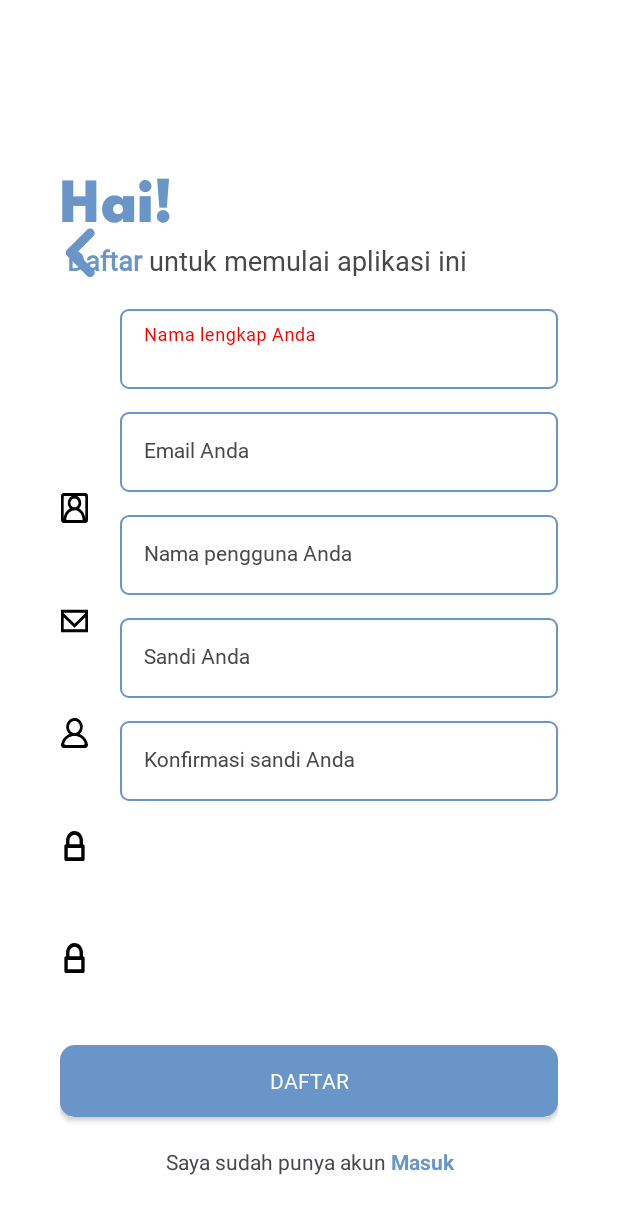
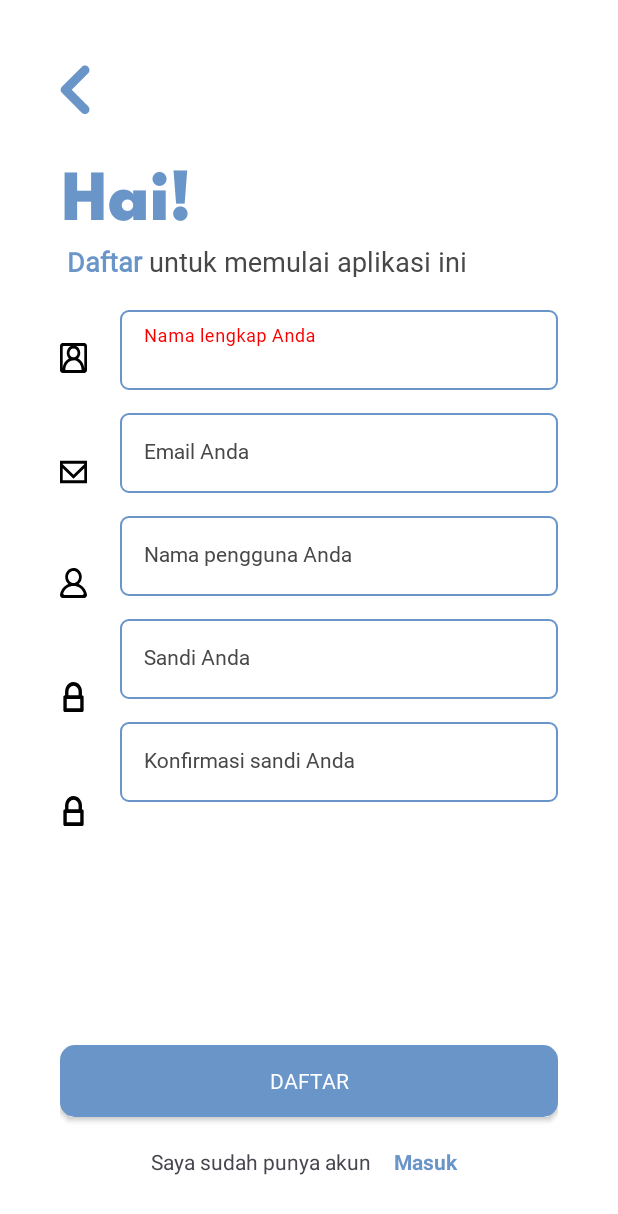
Before and after one commit to Luoxy777/PlaySnap, an Android app: the RegisterActivity screen opened directly, with no data from a screen before it, on a phone screen of 412 x 824 dp. Shown: the top 1214 px of the screen. Run offline under Robolectric (Android 15) with nearby library versions, the phone set to English and light mode, and no system bars.

Commit message:
Main Page, Login, Register UI - Revisi

```diff
--- a/PlaySnap Naomi/app/src/main/java/com/example/playsnapui/LoginActivity.kt
+++ b/PlaySnap Naomi/app/src/main/java/com/example/playsnapui/LoginActivity.kt
@@ -1,8 +1,10 @@
 package com.example.playsnapui
 
+import android.content.Intent
 import androidx.appcompat.app.AppCompatActivity
 import android.os.Bundle
 import android.provider.ContactsContract.CommonDataKinds.Email
+import android.widget.Button
 import android.widget.ImageView
 import android.widget.TextView
 import androidx.appcompat.widget.AppCompatButton
@@ -11,10 +13,11 @@ import com.google.android.material.textfield.TextInputLayout
 
 class LoginActivity : AppCompatActivity() {
 
-
     override fun onCreate(savedInstanceState: Bundle?) {
         super.onCreate(savedInstanceState)
         setContentView(R.layout.activity_login)
 
+
+
     }
 }
--- a/PlaySnap Naomi/app/src/main/res/drawable/back_button.xml
+++ b/PlaySnap Naomi/app/src/main/res/drawable/back_button.xml
@@ -4,7 +4,7 @@
     android:viewportWidth="810"
     android:viewportHeight="810">
   <path
-      android:pathData="M363.12,402.09L585.03,180.18C609.07,156.14 609.07,117.11 585.03,93.07C560.98,69.03 521.96,69.03 497.91,93.07L229.95,361.03C207.25,383.74 207.25,420.5 229.95,443.15L497.91,711.11C521.96,735.16 560.98,735.16 585.03,711.11C609.07,687.07 609.07,648.04 585.03,624ZM363.12,402.09"
+      android:pathData="M158.49,402.09L380.39,180.18C404.44,156.14 404.44,117.11 380.39,93.07C356.35,69.03 317.32,69.03 293.28,93.07L25.32,361.03C2.61,383.74 2.61,420.5 25.32,443.15L293.28,711.11C317.32,735.16 356.35,735.16 380.39,711.11C404.44,687.07 404.44,648.04 380.39,624ZM158.49,402.09"
       android:fillColor="#ffffff"
       android:fillType="nonZero"/>
 </vector>
--- a/PlaySnap Naomi/app/src/main/res/layout/activity_register.xml
+++ b/PlaySnap Naomi/app/src/main/res/layout/activity_register.xml
@@ -4,207 +4,203 @@
     xmlns:tools="http://schemas.android.com/tools"
     android:layout_width="match_parent"
     android:layout_height="match_parent"
-    tools:context=".RegisterActivity"
+    android:background="@color/white"
     android:padding="40dp"
-    android:background="@color/white">
+    tools:context=".RegisterActivity">
 
     <androidx.appcompat.widget.AppCompatButton
         android:id="@+id/btn_back"
         android:layout_width="40dp"
         android:layout_height="40dp"
-        android:layout_marginLeft="-7dp"
-        android:layout_marginBottom="595dp"
         android:background="@drawable/back_button"
         android:backgroundTint="@color/dark_blue"
-        app:layout_constraintBottom_toBottomOf="parent"
-        app:layout_constraintLeft_toLeftOf="parent" />
+        app:layout_constraintStart_toStartOf="parent"
+        app:layout_constraintTop_toTopOf="parent" />
 
     <TextView
         android:id="@+id/tv_register_title"
+        style="@style/Title"
         android:layout_width="match_parent"
         android:layout_height="wrap_content"
-        android:layout_marginTop="60dp"
+        android:layout_marginLeft="1dp"
+        android:layout_marginTop="12dp"
         android:text="@string/tv_register_title"
         app:layout_constraintEnd_toEndOf="parent"
         app:layout_constraintStart_toStartOf="parent"
-        app:layout_constraintTop_toTopOf="parent"
-        style="@style/Title"/>
+        app:layout_constraintTop_toBottomOf="@+id/btn_back" />
 
     <TextView
         android:id="@+id/tv_register_subtitle"
+        style="@style/Subtitle"
         android:layout_width="match_parent"
         android:layout_height="wrap_content"
         android:text="@string/tv_register_subtitle"
+        android:textAlignment="textStart"
         android:textSize="18sp"
-        app:layout_constraintTop_toBottomOf="@id/tv_register_title"
-        style="@style/Subtitle" />
+        app:layout_constraintEnd_toEndOf="parent"
+        app:layout_constraintHorizontal_bias="0.0"
+        app:layout_constraintStart_toStartOf="parent"
+        app:layout_constraintTop_toBottomOf="@id/tv_register_title" />
 
     <ImageView
         android:id="@+id/ic_account_rectangle"
         android:layout_width="wrap_content"
         android:layout_height="wrap_content"
-        android:layout_marginBottom="435dp"
+        android:layout_marginTop="42dp"
+        android:layout_marginEnd="22dp"
         android:src="@drawable/ic_account_rectangle"
-        app:layout_constraintBottom_toBottomOf="parent"
-        app:layout_constraintEnd_toEndOf="parent"
         app:layout_constraintEnd_toStartOf="@id/til_fullname"
-        app:layout_constraintHorizontal_bias="0.045"
-        app:layout_constraintLeft_toLeftOf="parent"
-        app:layout_constraintRight_toRightOf="parent"
-        app:layout_constraintStart_toStartOf="parent" />
+        app:layout_constraintStart_toStartOf="parent"
+        app:layout_constraintTop_toBottomOf="@id/tv_register_subtitle" />
 
     <com.google.android.material.textfield.TextInputLayout
         android:id="@+id/til_fullname"
+        style="@style/TextInputLayout"
         android:layout_width="match_parent"
         android:layout_height="wrap_content"
         android:layout_marginLeft="40dp"
         android:layout_marginTop="20dp"
         android:hint="@string/register_fullname"
+        app:layout_constraintEnd_toEndOf="parent"
         app:layout_constraintLeft_toLeftOf="@id/ic_account_rectangle"
-        app:layout_constraintEnd_toEndOf="parent"
         app:layout_constraintStart_toStartOf="parent"
-        app:layout_constraintTop_toBottomOf="@id/tv_register_subtitle"
-        style="@style/TextInputLayout">
+        app:layout_constraintTop_toBottomOf="@id/tv_register_subtitle">
+
         <com.google.android.material.textfield.TextInputEditText
             android:id="@+id/et_fullname"
+            style="@style/TextInputEditText"
             android:layout_width="match_parent"
-            android:layout_height="wrap_content"
-            style="@style/TextInputEditText"/>
+            android:layout_height="wrap_content" />
     </com.google.android.material.textfield.TextInputLayout>
 
     <ImageView
         android:id="@+id/ic_lock"
         android:layout_width="wrap_content"
         android:layout_height="wrap_content"
-        android:layout_marginBottom="360dp"
+        android:layout_marginTop="56dp"
+        android:layout_marginEnd="22dp"
         android:src="@drawable/ic_email"
-        app:layout_constraintBottom_toBottomOf="parent"
-        app:layout_constraintEnd_toEndOf="parent"
         app:layout_constraintEnd_toStartOf="@id/til_email"
-        app:layout_constraintHorizontal_bias="0.045"
-        app:layout_constraintLeft_toLeftOf="parent"
-        app:layout_constraintRight_toRightOf="parent"
-        app:layout_constraintStart_toStartOf="parent" />
+        app:layout_constraintStart_toStartOf="parent"
+        app:layout_constraintTop_toBottomOf="@+id/ic_account_rectangle" />
 
     <com.google.android.material.textfield.TextInputLayout
         android:id="@+id/til_email"
+        style="@style/TextInputLayout"
         android:layout_width="match_parent"
         android:layout_height="wrap_content"
         android:layout_marginLeft="40dp"
         android:layout_marginTop="15dp"
         android:hint="@string/register_email"
+        app:layout_constraintEnd_toEndOf="parent"
         app:layout_constraintLeft_toLeftOf="@id/ic_lock"
-        app:layout_constraintEnd_toEndOf="parent"
         app:layout_constraintStart_toStartOf="parent"
-        app:layout_constraintTop_toBottomOf="@id/til_fullname"
-        style="@style/TextInputLayout">
+        app:layout_constraintTop_toBottomOf="@id/til_fullname">
+
         <com.google.android.material.textfield.TextInputEditText
             android:id="@+id/et_email"
+            style="@style/TextInputEditText"
             android:layout_width="match_parent"
-            android:layout_height="wrap_content"
-            style="@style/TextInputEditText"/>
+            android:layout_height="wrap_content" />
     </com.google.android.material.textfield.TextInputLayout>
 
     <ImageView
         android:id="@+id/ic_account"
         android:layout_width="wrap_content"
         android:layout_height="wrap_content"
-        android:layout_marginBottom="285dp"
+        android:layout_marginTop="54dp"
+        android:layout_marginEnd="22dp"
         android:src="@drawable/ic_account"
-        app:layout_constraintBottom_toBottomOf="parent"
-        app:layout_constraintEnd_toEndOf="parent"
-        app:layout_constraintEnd_toStartOf="@id/til_username"
-        app:layout_constraintHorizontal_bias="0.045"
-        app:layout_constraintLeft_toLeftOf="parent"
-        app:layout_constraintRight_toRightOf="parent"
-        app:layout_constraintStart_toStartOf="parent" />
+        app:layout_constraintEnd_toStartOf="@+id/til_username"
+        app:layout_constraintStart_toStartOf="parent"
+        app:layout_constraintTop_toBottomOf="@+id/ic_lock" />
 
     <com.google.android.material.textfield.TextInputLayout
         android:id="@+id/til_username"
+        style="@style/TextInputLayout"
         android:layout_width="match_parent"
         android:layout_height="wrap_content"
         android:layout_marginLeft="40dp"
         android:layout_marginTop="15dp"
         android:hint="@string/register_username"
+        app:layout_constraintEnd_toEndOf="parent"
         app:layout_constraintLeft_toLeftOf="@id/ic_lock"
-        app:layout_constraintEnd_toEndOf="parent"
         app:layout_constraintStart_toStartOf="parent"
-        app:layout_constraintTop_toBottomOf="@id/til_email"
-        style="@style/TextInputLayout">
+        app:layout_constraintTop_toBottomOf="@id/til_email">
+
         <com.google.android.material.textfield.TextInputEditText
             android:id="@+id/et_username"
+            style="@style/TextInputEditText"
             android:layout_width="match_parent"
-            android:layout_height="wrap_content"
-            style="@style/TextInputEditText"/>
+            android:layout_height="wrap_content" />
     </com.google.android.material.textfield.TextInputLayout>
 
     <ImageView
         android:id="@+id/ic_password"
         android:layout_width="wrap_content"
         android:layout_height="wrap_content"
-        android:layout_marginBottom="210dp"
+        android:layout_marginTop="56dp"
+        android:layout_marginEnd="22dp"
         android:src="@drawable/ic_lock"
-        app:layout_constraintBottom_toBottomOf="parent"
-        app:layout_constraintEnd_toEndOf="parent"
-        app:layout_constraintEnd_toStartOf="@id/til_username"
-        app:layout_constraintHorizontal_bias="0.045"
+        app:layout_constraintEnd_toStartOf="@+id/til_password"
         app:layout_constraintLeft_toLeftOf="parent"
-        app:layout_constraintRight_toRightOf="parent"
-        app:layout_constraintStart_toStartOf="parent" />
+        app:layout_constraintTop_toBottomOf="@+id/ic_account" />
 
     <com.google.android.material.textfield.TextInputLayout
         android:id="@+id/til_password"
+        style="@style/TextInputLayout"
         android:layout_width="match_parent"
         android:layout_height="wrap_content"
         android:layout_marginLeft="40dp"
         android:layout_marginTop="15dp"
         android:hint="@string/register_password"
+        app:layout_constraintEnd_toEndOf="parent"
         app:layout_constraintLeft_toLeftOf="@id/ic_lock"
-        app:layout_constraintEnd_toEndOf="parent"
         app:layout_constraintStart_toStartOf="parent"
-        app:layout_constraintTop_toBottomOf="@id/til_username"
-        style="@style/TextInputLayout">
+        app:layout_constraintTop_toBottomOf="@id/til_username">
+
         <com.google.android.material.textfield.TextInputEditText
             android:id="@+id/et_password"
+            style="@style/TextInputEditText"
             android:layout_width="match_parent"
-            android:layout_height="wrap_content"
-            style="@style/TextInputEditText"/>
+            android:layout_height="wrap_content" />
     </com.google.android.material.textfield.TextInputLayout>
 
     <ImageView
         android:id="@+id/ic_confirmpass"
         android:layout_width="wrap_content"
         android:layout_height="wrap_content"
-        android:layout_marginBottom="135dp"
+        android:layout_marginTop="56dp"
+        android:layout_marginEnd="22dp"
         android:src="@drawable/ic_lock"
-        app:layout_constraintBottom_toBottomOf="parent"
-        app:layout_constraintEnd_toEndOf="parent"
-        app:layout_constraintEnd_toStartOf="@id/til_confirmpass"
-        app:layout_constraintHorizontal_bias="0.045"
+        app:layout_constraintEnd_toStartOf="@+id/til_confirmpass"
         app:layout_constraintLeft_toLeftOf="parent"
         app:layout_constraintRight_toRightOf="parent"
-        app:layout_constraintStart_toStartOf="parent" />
+        app:layout_constraintStart_toStartOf="parent"
+        app:layout_constraintTop_toBottomOf="@+id/ic_password" />
 
     <com.google.android.material.textfield.TextInputLayout
         android:id="@+id/til_confirmpass"
+        style="@style/TextInputLayout"
         android:layout_width="match_parent"
         android:layout_height="wrap_content"
         android:layout_marginLeft="40dp"
         android:layout_marginTop="15dp"
         android:hint="@string/register_confirmpass"
+        app:layout_constraintEnd_toEndOf="parent"
         app:layout_constraintLeft_toLeftOf="@id/ic_lock"
-        app:layout_constraintEnd_toEndOf="parent"
         app:layout_constraintStart_toStartOf="parent"
-        app:layout_constraintTop_toBottomOf="@id/til_password"
-        style="@style/TextInputLayout">
+        app:layout_constraintTop_toBottomOf="@id/til_password">
+
         <com.google.android.material.textfield.TextInputEditText
             android:id="@+id/et_confirmpass"
+            style="@style/TextInputEditText"
             android:layout_width="match_parent"
-            android:layout_height="wrap_content"
-            style="@style/TextInputEditText"/>
+            android:layout_height="wrap_content" />
     </com.google.android.material.textfield.TextInputLayout>
 
     <androidx.appcompat.widget.AppCompatButton
+        android:id="@+id/registerButton"
         style="@style/ButtonBlue"
         android:layout_width="match_parent"
         android:layout_height="wrap_content"
@@ -212,14 +208,28 @@
         android:text="@string/btn_register"
         android:textColor="@color/white"
         app:layout_constraintBottom_toTopOf="@id/register_have_account"
-        tools:layout_editor_absoluteX="40dp" />
+        app:layout_constraintEnd_toEndOf="parent" />
 
     <TextView
         android:id="@+id/register_have_account"
-        android:layout_width="match_parent"
+        android:layout_width="wrap_content"
         android:layout_height="wrap_content"
+        android:layout_marginLeft="60dp"
         android:text="@string/register_have_account"
         android:textAlignment="center"
-        app:layout_constraintBottom_toBottomOf="parent"/>
+        app:layout_constraintBottom_toBottomOf="parent"
+        app:layout_constraintStart_toStartOf="parent" />
+
+    <TextView
+        android:id="@+id/masuk"
+        android:layout_width="wrap_content"
+        android:layout_height="wrap_content"
+        android:layout_marginLeft="8dp"
+        android:layout_marginRight="60dp"
+        android:text="@string/masuk"
+        android:textAlignment="center"
+        app:layout_constraintBottom_toBottomOf="parent"
+        app:layout_constraintEnd_toEndOf="parent"
+        app:layout_constraintStart_toEndOf="@+id/register_have_account" />
 
 </androidx.constraintlayout.widget.ConstraintLayout>
--- a/PlaySnap Naomi/app/src/main/res/values/strings.xml
+++ b/PlaySnap Naomi/app/src/main/res/values/strings.xml
@@ -14,6 +14,8 @@
     <string name="login_forgot_pw">Lupa Sandi?</string>
     <string name="login_havent_account">
         Saya tidak punya akun
+    </string>
+    <string name="daftar">
         <font color="#6995C9"><b>Daftar</b></font>
     </string>
 
@@ -29,9 +31,9 @@
     <string name="register_confirmpass">Konfirmasi sandi Anda</string>
     <string name="register_have_account">
         Saya sudah punya akun
+    </string>
+    <string name="masuk">
         <font color="#6995C9"><b>Masuk</b></font>
     </string>
     <string name="btn_register">DAFTAR</string>
-
-
 </resources>
--- a/PlaySnap Naomi/app/src/main/res/values/themes.xml
+++ b/PlaySnap Naomi/app/src/main/res/values/themes.xml
@@ -26,7 +26,7 @@
     <style name="Title">
         <item name="android:fontFamily">@font/leaguespartanextrabold</item>
         <item name="android:textColor">@color/dark_blue</item>
-        <item name="android:textSize">42sp</item>
+        <item name="android:textSize">48sp</item>
     </style>
 
     <style name="Subtitle">
```
Also changed, not shown: PlaySnap Naomi/app/src/main/java/com/example/playsnapui/MainActivity.kt (+18 -0 lines), PlaySnap Naomi/app/src/main/res/layout/activity_login.xml (+47 -28 lines), 1 other file.
